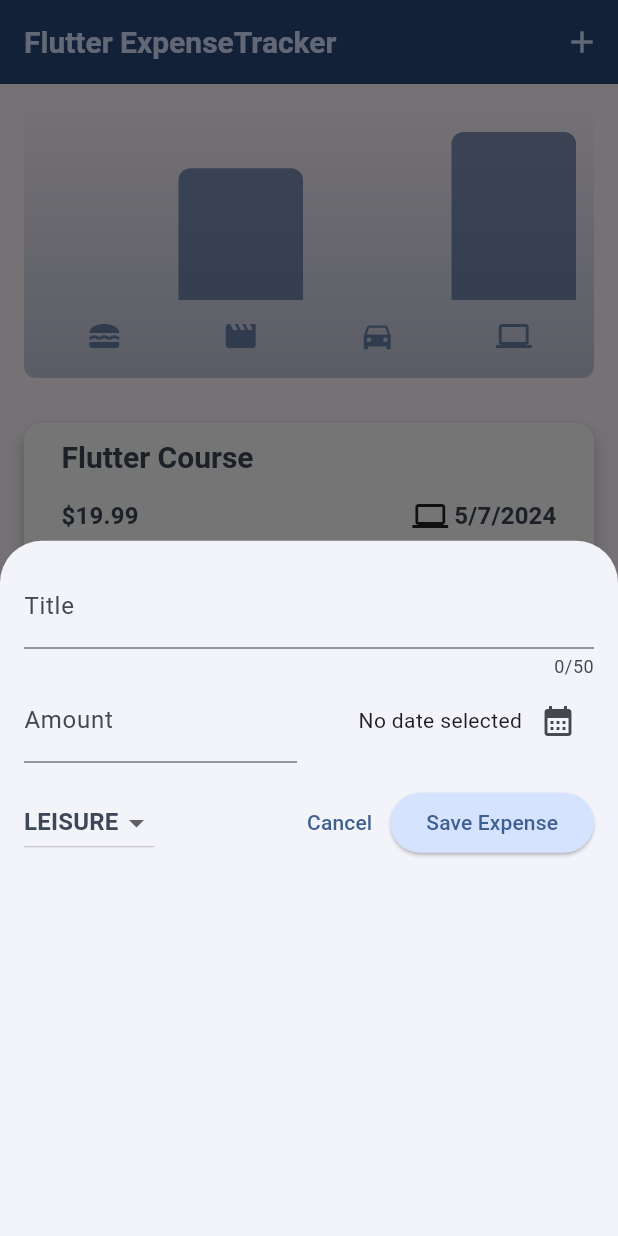
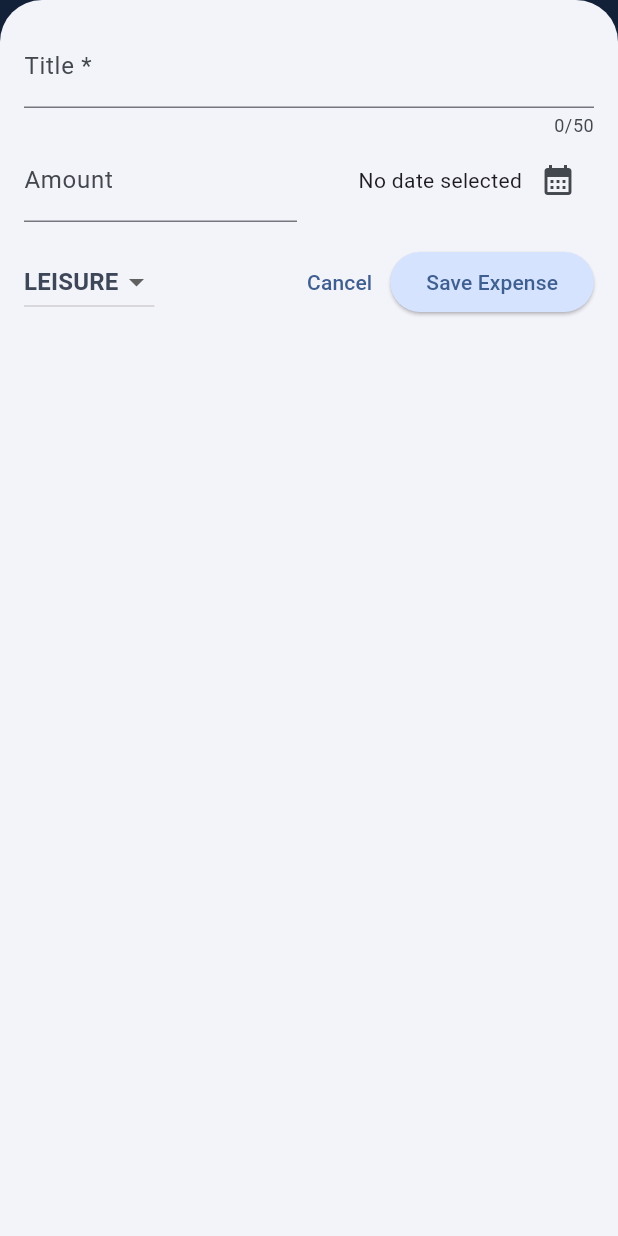
Before and after one commit to bugrahankaramollaoglu/expenses_app, a Flutter app: the screen it shows after launch, after a tap on the "add" icon, on a phone screen of 412 x 824 dp. Run offline on Flutter 3.47's test engine with Material 3 defaults, Android fonts, the phone set to English and light mode, and no system bars.

Commit message:
ok. responsiveness added

```diff
--- a/lib/expenses.dart
+++ b/lib/expenses.dart
@@ -3,6 +3,7 @@ import 'package:expenses_tracker/expense.dart';
 import 'package:expenses_tracker/expenses_list.dart';
 import 'package:expenses_tracker/new_expense.dart';
 import 'package:flutter/material.dart';
+import 'package:flutter/widgets.dart';
 
 class Expenses extends StatefulWidget {
   const Expenses({super.key});
@@ -31,7 +32,8 @@ class _ExpensesState extends State<Expenses> {
 
   void _openAddExpenseOverlay() {
     showModalBottomSheet(
-      // isScrollControlled: true,
+      isScrollControlled: true,
+      useSafeArea: true, // bu sayede kamera, wifi simgeleri vs. taşmaz viewün
       context: context,
       builder: (ctx) => NewExpense(onAddExpense: _addExpense),
     );
@@ -67,6 +69,8 @@ class _ExpensesState extends State<Expenses> {
 
   @override
   Widget build(BuildContext context) {
+    final width = MediaQuery.of(context).size.width;
+
     Widget mainContent = Center(child: Text('No expenses added yet'));
 
     if (_registeredExpenses.isNotEmpty) {
@@ -86,9 +90,18 @@ class _ExpensesState extends State<Expenses> {
           ),
         ],
       ),
-      body: Column(
+      body: width < 600
+          ? Column(
               children: [
-          Chart(expenses: _registeredExpenses ),
+                Chart(expenses: _registeredExpenses),
+                Expanded(
+                  child: mainContent,
+                ),
+              ],
+            )
+          : Row(
+              children: [
+                Expanded(child: Chart(expenses: _registeredExpenses)),
                 Expanded(
                   child: mainContent,
                 ),
--- a/lib/main.dart
+++ b/lib/main.dart
@@ -10,7 +10,8 @@ var kDarkColor = ColorScheme.fromSeed(
 );
 
 void main() {
-  runApp(MaterialApp(
+  runApp(
+    MaterialApp(
       darkTheme: ThemeData.dark().copyWith(
         colorScheme: kDarkColor,
         cardTheme: const CardTheme().copyWith(
@@ -65,5 +66,6 @@ void main() {
       themeMode: ThemeMode.system,
       debugShowCheckedModeBanner: false,
       home: Expenses(),
-  ));
+    ),
+  );
 }
--- a/lib/new_expense.dart
+++ b/lib/new_expense.dart
@@ -78,15 +78,20 @@ class _NewExpenseState extends State<NewExpense> {
 
   @override
   Widget build(BuildContext context) {
-    return Padding(
-      padding: const EdgeInsets.all(16),
+    final keyboardSpace = MediaQuery.of(context).viewInsets.bottom;
+
+    return SizedBox(
+      height: double.infinity,
+      child: SingleChildScrollView(
+        child: Padding(
+          padding: EdgeInsets.fromLTRB(16, 16, 16, keyboardSpace + 16),
           child: Column(
             children: [
               TextField(
                 controller: _titleController,
                 maxLength: 50,
                 decoration: const InputDecoration(
-              label: Text('Title'),
+                  label: Text('Title *'),
                 ),
               ),
               Row(
@@ -162,6 +167,8 @@ class _NewExpenseState extends State<NewExpense> {
               ),
             ],
           ),
+        ),
+      ),
     );
   }
 }
```
Lines whose indentation alone changed are shown as unchanged.
